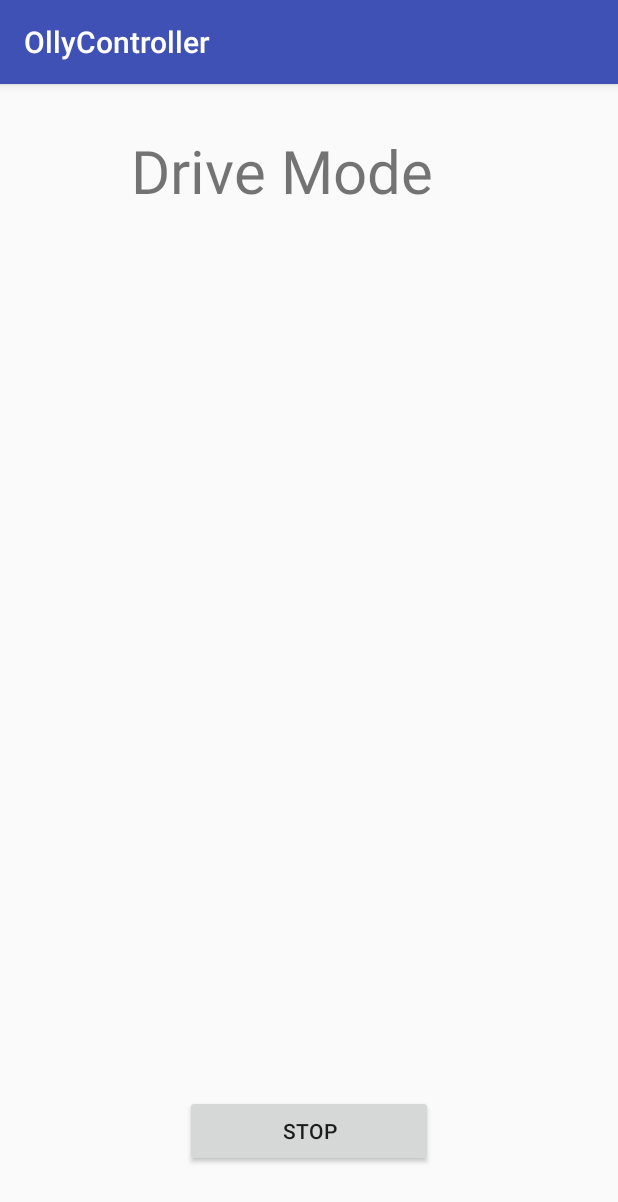
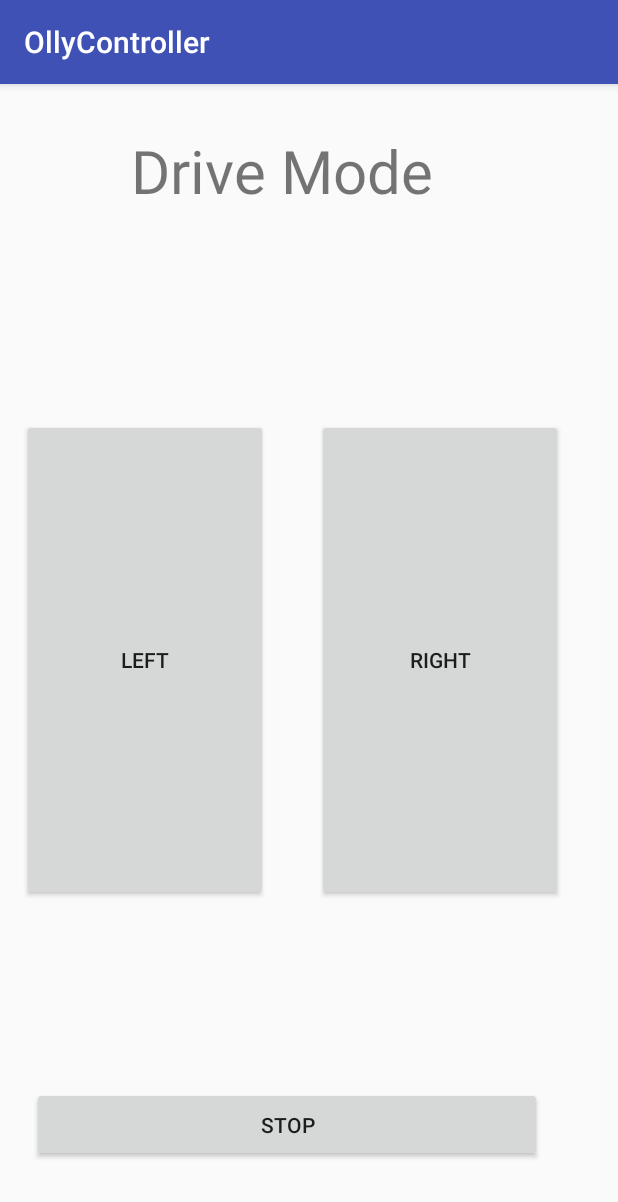
Before and after one commit to AnthonyJeffreyHo/Capstone-M2, an Android app: the DriveMode screen opened directly, with no data from a screen before it, on a phone screen of 412 x 824 dp. Shown: the top 1202 px of the screen. Run offline under Robolectric (Android 15) with nearby library versions, the phone set to English and light mode, and no system bars; 3 statements that could not run were skipped.

Commit message:
Audio fixed, left and right turns added. activity_drive_mode.xml may need work

```diff
--- a/app/src/main/java/edu/temple/ollycontroller/DriveMode.java
+++ b/app/src/main/java/edu/temple/ollycontroller/DriveMode.java
@@ -33,7 +33,7 @@ public class DriveMode extends AppCompatActivity {
 
     int speed = 100;
     Button stopButton;
-    Button btnOn, btnOff, btnDis, btnStart, btnStop;
+    Button btnLeft, btnRight, btnStop;
     String address = null;
     private ProgressDialog progress;
     BluetoothAdapter myBluetooth = null;
@@ -56,22 +56,14 @@ public class DriveMode extends AppCompatActivity {
         String message = null;
 
         //call the widgtes
-        btnOn = (Button) findViewById(R.id.onButton);
-        btnOff = (Button) findViewById(R.id.offButton);
-        btnDis = (Button) findViewById(R.id.button4);
-        btnStart = (Button) findViewById(R.id.startButton);
         btnStop = (Button) findViewById(R.id.stopButton);
         stopButton = (Button) findViewById(R.id.driveStop);
+        btnLeft = (Button) findViewById(R.id.leftButton);
+        btnRight = (Button) findViewById(R.id.rightButton);
 
         atMax = MediaPlayer.create(DriveMode.this, R.raw.pew);
         atMin = MediaPlayer.create(DriveMode.this, R.raw.strange);
 
-        stopButton.setOnClickListener(new View.OnClickListener() {
-            @Override
-            public void onClick(View view) {
-                finish();
-            }
-        });
 
         new ConnectBT().execute(); //Call the class to connect
 
@@ -84,15 +76,15 @@ public class DriveMode extends AppCompatActivity {
             //nah nothing will go wrong.......
         }
 
-        if (message == "on") {
-
-        } else if (message == "off") {
-
-        } else if (message == "stop") {
+        if (message == "stop") {
 
         } else if (message == "accel") {
 
         } else if (message == "decel") {
+
+        } else if (message == "left"){
+
+        } else if (message == "right"){
 
         } else {
             Toast.makeText(this, "The message variable = " + message, Toast.LENGTH_LONG).show();
@@ -101,46 +93,28 @@ public class DriveMode extends AppCompatActivity {
         //------------------------------------------------------------------------------------------------------------------------------
         //commands to be sent to bluetooth
 
-        //------------------turn on board------------------
-        btnOn.setOnClickListener(new View.OnClickListener() {
+        stopButton.setOnClickListener(new View.OnClickListener() {
             @Override
-            public void onClick(View v) {
-                turnOnBoard();      //method to turn on
+            public void onClick(View view) {
+                stopBoard();
+                finish();
             }
         });
 
-        //------------------turn off board------------------
-        btnOff.setOnClickListener(new View.OnClickListener() {
+        btnLeft.setOnClickListener(new View.OnClickListener() {
             @Override
-            public void onClick(View v) {
-                turnOffBoard();   //method to turn off
+            public void onClick(View view) {
+                leftTurn();
             }
         });
 
-        //------------------start movement------------------
-        btnStart.setOnClickListener(new View.OnClickListener() {
+        btnRight.setOnClickListener(new View.OnClickListener() {
             @Override
-            public void onClick(View v) {
-                startBoard();   //method to start board
+            public void onClick(View view) {
+                rightTurn();
             }
         });
 
-
-        //------------------stop movement------------------
-        btnStop.setOnClickListener(new View.OnClickListener() {
-            @Override
-            public void onClick(View v) {
-                stopBoard();   //method to stop board
-            }
-        });
-
-
-        btnDis.setOnClickListener(new View.OnClickListener() {
-            @Override
-            public void onClick(View v) {
-                Disconnect(); //close connection
-            }
-        });
     }
 
 
@@ -160,46 +134,12 @@ public class DriveMode extends AppCompatActivity {
         }
     }
 
-    private void Disconnect()
-    {
-        if (btSocket!=null) //If the btSocket is busy
-        {
-            try
-            {
-                btSocket.close(); //close connection
-            }
-            catch (IOException e)
-            { msg("Error");}
-        }
-        finish(); //return to the first layout
-
-    }
-
-    private void turnOffBoard()
-    {
+    private void leftTurn(){
         if (btSocket!=null)
         {
             try
             {
-                String message = "off";
-                btSocket.getOutputStream().write(message.getBytes());
-
-               // finish();
-            }
-            catch (IOException e)
-            {
-                msg("Error");
-            }
-        }
-    }
-
-    private void turnOnBoard()
-    {
-        if (btSocket!=null)
-        {
-            try
-            {
-                String message = "on";
+                String message = "left";
                 btSocket.getOutputStream().write(message.getBytes());
             }
             catch (IOException e)
@@ -209,18 +149,13 @@ public class DriveMode extends AppCompatActivity {
         }
     }
 
-
-    private void startBoard(){
+    private void rightTurn(){
         if (btSocket!=null)
         {
             try
             {
-                speed = 90;
-                String message = "start";
+                String message = "right";
                 btSocket.getOutputStream().write(message.getBytes());
-                 message = "on";
-                btSocket.getOutputStream().write(message.getBytes());
-
             }
             catch (IOException e)
             {
@@ -228,7 +163,6 @@ public class DriveMode extends AppCompatActivity {
             }
         }
     }
-
 
     private void stopBoard(){
         if (btSocket!=null)
--- a/app/src/main/res/layout/activity_drive_mode.xml
+++ b/app/src/main/res/layout/activity_drive_mode.xml
@@ -7,9 +7,24 @@
     tools:context="edu.temple.ollycontroller.DriveMode">
 
     <Button
+        android:id="@+id/rightButton"
+        android:layout_width="164dp"
+        android:layout_height="321dp"
+        android:layout_marginBottom="8dp"
+        android:layout_marginEnd="8dp"
+        android:layout_marginStart="8dp"
+        android:layout_marginTop="8dp"
+        android:text="Right"
+        app:layout_constraintBottom_toBottomOf="parent"
+        app:layout_constraintEnd_toEndOf="parent"
+        app:layout_constraintHorizontal_bias="0.877"
+        app:layout_constraintStart_toStartOf="parent"
+        app:layout_constraintTop_toTopOf="parent" />
+
+    <Button
         android:id="@+id/driveStop"
-        android:layout_width="165dp"
-        android:layout_height="wrap_content"
+        android:layout_width="340dp"
+        android:layout_height="50dp"
         android:layout_marginBottom="8dp"
         android:layout_marginEnd="8dp"
         android:layout_marginStart="8dp"
@@ -17,9 +32,10 @@
         android:text="Stop"
         app:layout_constraintBottom_toBottomOf="parent"
         app:layout_constraintEnd_toEndOf="parent"
+        app:layout_constraintHorizontal_bias="0.242"
         app:layout_constraintStart_toStartOf="parent"
         app:layout_constraintTop_toTopOf="parent"
-        app:layout_constraintVertical_bias="0.946" />
+        app:layout_constraintVertical_bias="0.941" />
 
     <TextView
         android:id="@+id/driveModeView"
@@ -38,4 +54,19 @@
         app:layout_constraintTop_toTopOf="parent"
         app:layout_constraintVertical_bias="0.035" />
 
+    <Button
+        android:id="@+id/leftButton"
+        android:layout_width="164dp"
+        android:layout_height="321dp"
+        android:layout_marginBottom="8dp"
+        android:layout_marginEnd="8dp"
+        android:layout_marginStart="8dp"
+        android:layout_marginTop="8dp"
+        android:text="Left"
+        app:layout_constraintBottom_toBottomOf="parent"
+        app:layout_constraintEnd_toEndOf="parent"
+        app:layout_constraintHorizontal_bias="0.028"
+        app:layout_constraintStart_toStartOf="parent"
+        app:layout_constraintTop_toTopOf="parent" />
+
 </android.support.constraint.ConstraintLayout>
```
